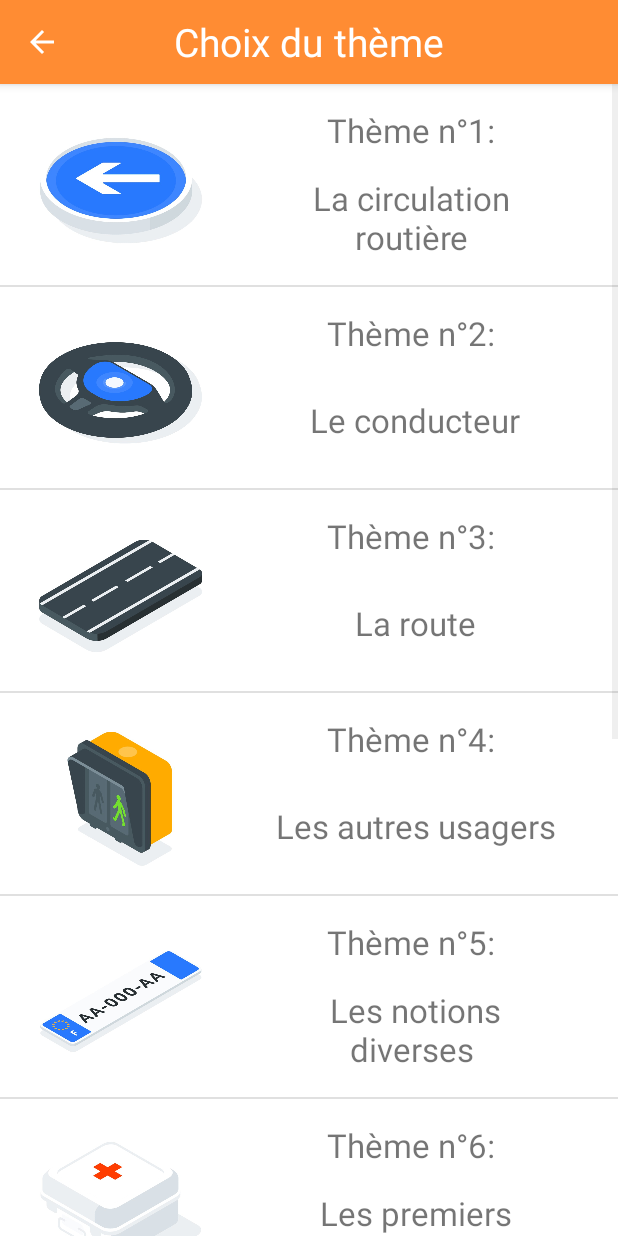
After one commit to Sharan1E/Code_De_La_Route, an Android app: the Theme_Choice_Activity screen opened directly, with no data from a screen before it, on a phone screen of 412 x 824 dp. The commit adds this screen. Run offline under Robolectric (Android 15) with nearby library versions, the phone set to English and light mode, and no system bars.

Commit message:
training activity finish - sharan

```diff
--- /dev/null
+++ b/app/src/main/java/com/example/code_de_la_route/CustomListAdapter.java
@@ -0,0 +1,80 @@
+package com.example.code_de_la_route;
+
+import android.content.Context;
+import android.util.Log;
+import android.view.LayoutInflater;
+import android.view.View;
+import android.view.ViewGroup;
+import android.widget.BaseAdapter;
+import android.widget.ImageView;
+import android.widget.ListView;
+import android.widget.TextView;
+import java.util.List;
+
+public class CustomListAdapter  extends BaseAdapter {
+
+    private List<Listview_element> listData;
+    private LayoutInflater layoutInflater;
+    private Context context;
+
+    public CustomListAdapter(Context aContext,  List<Listview_element> listData) {
+        this.context = aContext;
+        this.listData = listData;
+        layoutInflater = LayoutInflater.from(aContext);
+    }
+
+    @Override
+    public int getCount() {
+        return listData.size();
+    }
+
+    @Override
+    public Object getItem(int position) {
+        return listData.get(position);
+    }
+
+    @Override
+    public long getItemId(int position) {
+        return position;
+    }
+
+    public View getView(int position, View convertView, ViewGroup parent) {
+        ViewHolder holder;
+        if (convertView == null) {
+            convertView = layoutInflater.inflate(R.layout.listview_layout, null);
+            holder = new ViewHolder();
+            holder.flagView = (ImageView) convertView.findViewById(R.id.imageView_flag);
+            holder.countryNameView = (TextView) convertView.findViewById(R.id.textView_theme_description);
+            holder.populationView = (TextView) convertView.findViewById(R.id.textView_theme_number);
+            convertView.setTag(holder);
+        } else {
+            holder = (ViewHolder) convertView.getTag();
+        }
+
+        Listview_element country = this.listData.get(position);
+        holder.countryNameView.setText(country.getThemeName());
+        holder.populationView.setText(country.getThemeNumber());
+
+        int imageId = this.getMipmapResIdByName(country.getThemelogoName());
+
+        holder.flagView.setImageResource(imageId);
+
+        return convertView;
+    }
+
+    // Find Image ID corresponding to the name of the image (in the directory mipmap).
+    public int getMipmapResIdByName(String resName)  {
+        String pkgName = context.getPackageName();
+        // Return 0 if not found.
+        int resID = context.getResources().getIdentifier(resName , "drawable", pkgName);
+        Log.i("CustomListView", "Res Name: "+ resName+"==> Res ID = "+ resID);
+        return resID;
+    }
+
+    static class ViewHolder {
+        ImageView flagView;
+        TextView countryNameView;
+        TextView populationView;
+    }
+
+}
--- a/app/src/main/java/com/example/code_de_la_route/Informations_Activity.java
+++ b/app/src/main/java/com/example/code_de_la_route/Informations_Activity.java
@@ -16,7 +16,7 @@ public class Informations_Activity extends AppCompatActivity {
     protected void onCreate(Bundle savedInstanceState) {
         super.onCreate(savedInstanceState);
 
-        Objects.requireNonNull(getSupportActionBar()).setBackgroundDrawable(new ColorDrawable(getResources().getColor(R.color.orange)));
+        Objects.requireNonNull(getSupportActionBar()).setBackgroundDrawable(new ColorDrawable(getResources(). getColor(R.color.orange)));
 
         getSupportActionBar().setDisplayOptions(ActionBar.DISPLAY_SHOW_CUSTOM);
         getSupportActionBar().setCustomView(R.layout.actionbar_info_activity_title_layout);
--- /dev/null
+++ b/app/src/main/java/com/example/code_de_la_route/Listview_element.java
@@ -0,0 +1,38 @@
+package com.example.code_de_la_route;
+
+public class Listview_element {
+    private String themeName;
+    private String themeNumber;
+
+    // Image name (Without extension)
+    private String themelogoName;
+
+    public Listview_element(String themeNumber, String themeName, String themelogoName) {
+        this.themeName = themeName;
+        this.themelogoName = themelogoName;
+        this.themeNumber = themeNumber;
+    }
+
+    public String getThemeNumber() {
+        return themeNumber;
+    }
+
+    public void setThemeNumber(String themeNumber) { this.themeNumber = themeNumber;}
+
+    public String getThemeName() {
+        return themeName;
+    }
+
+    public void setThemeName(String themeName) {
+        this.themeName = themeName;
+    }
+
+    public String getThemelogoName() {
+        return themelogoName;
+    }
+
+    public void setThemelogoName(String themelogoName) {
+        this.themelogoName = themelogoName;
+    }
+
+}
--- a/app/src/main/java/com/example/code_de_la_route/MainActivity.java
+++ b/app/src/main/java/com/example/code_de_la_route/MainActivity.java
@@ -1,7 +1,6 @@
 package com.example.code_de_la_route;
 
 import android.content.Intent;
-import android.graphics.drawable.ColorDrawable;
 import android.os.Bundle;
 import android.widget.Button;
 
@@ -15,12 +14,20 @@ public class MainActivity extends AppCompatActivity {
         super.onCreate(savedInstanceState);
         setContentView(R.layout.activity_main);
 
-        Button button = findViewById(R.id.button_info_from_home_page);
-        button.setOnClickListener(view -> openInformationsActivity());
+        Button info_button = findViewById(R.id.button_info_from_home_page);
+        info_button.setOnClickListener(view -> openInformationsActivity());
+
+        Button training_button = findViewById(R.id.button_training_from_home_page);
+        training_button.setOnClickListener(view -> openThemeChoiceActivity());
     }
 
     public void openInformationsActivity(){
         Intent intent = new Intent(MainActivity.this,Informations_Activity.class);
         startActivity(intent);
     }
+
+    public void openThemeChoiceActivity(){
+        Intent intent = new Intent(MainActivity.this,Theme_Choice_Activity.class);
+        startActivity(intent);
+    }
 }
--- /dev/null
+++ b/app/src/main/java/com/example/code_de_la_route/Theme_Choice_Activity.java
@@ -0,0 +1,81 @@
+package com.example.code_de_la_route;
+
+import androidx.appcompat.app.ActionBar;
+import androidx.appcompat.app.AppCompatActivity;
+
+import android.content.Intent;
+import android.graphics.drawable.ColorDrawable;
+import android.os.Bundle;
+import android.view.MenuItem;
+import android.widget.ListView;
+import android.widget.Toast;
+import java.util.ArrayList;
+import java.util.List;
+import java.util.Objects;
+
+public class Theme_Choice_Activity extends AppCompatActivity {
+
+    @Override
+    protected void onCreate(Bundle savedInstanceState) {
+        super.onCreate(savedInstanceState);
+
+        Objects.requireNonNull(getSupportActionBar()).setBackgroundDrawable(new ColorDrawable(getResources(). getColor(R.color.orange)));
+
+        getSupportActionBar().setDisplayOptions(ActionBar.DISPLAY_SHOW_CUSTOM);
+        getSupportActionBar().setCustomView(R.layout.actionbar_theme_choice_activity_title_layout);
+        getSupportActionBar().setDisplayHomeAsUpEnabled(true);
+
+        setContentView(R.layout.activity_theme_choice);
+
+
+        List <Listview_element> image_details = getListData();
+        final ListView listView = findViewById(R.id.listView);
+        listView.setAdapter(new CustomListAdapter(this, image_details));
+
+        // When the user clicks on the ListItem
+        listView.setOnItemClickListener((a, v, position, id) -> {
+            Object o = listView.getItemAtPosition(position);
+            Listview_element country = (Listview_element) o;
+            Toast.makeText(Theme_Choice_Activity.this, "Selected :" + " " + country, Toast.LENGTH_LONG).show();
+        });
+    }
+
+    private  List<Listview_element> getListData() {
+        List<Listview_element> list = new ArrayList<>();
+        Listview_element theme1 = new Listview_element("Thème n°1:", "La circulation routière", "theme1_circulation_routiere");
+        Listview_element theme2 = new Listview_element("Thème n°2:"," Le conducteur", "theme2_conducteur");
+        Listview_element theme3 = new Listview_element("Thème n°3:"," La route", "theme3_route");
+        Listview_element theme4 = new Listview_element("Thème n°4:"," Les autres usagers", "theme4_autres_usagers");
+        Listview_element theme5 = new Listview_element("Thème n°5:"," Les notions diverses", "theme5_notions_diverses");
+        Listview_element theme6 = new Listview_element("Thème n°6:"," Les premiers secours", "theme6_premiers_secours");
+        Listview_element theme7 = new Listview_element("Thème n°7:"," Prendre et quitter son véhicule", "theme7_prendre_quitter_vehicule");
+        Listview_element theme8 = new Listview_element("Thème n°8:"," La mécanique et les équipements", "theme8_mecanique_equipement");
+        Listview_element theme9 = new Listview_element("Thème n°9:"," La sécurité du passager et du véhicule", "theme9_securite_passager_vehicule");
+        Listview_element theme10 = new Listview_element("Thème n°10:"," L'environnement", "theme10_environnement");
+
+
+        list.add(theme1);
+        list.add(theme2);
+        list.add(theme3);
+        list.add(theme4);
+        list.add(theme5);
+        list.add(theme6);
+        list.add(theme7);
+        list.add(theme8);
+        list.add(theme9);
+        list.add(theme10);
+
+        return list;
+    }
+
+    @Override
+    public boolean onOptionsItemSelected(MenuItem item){
+        if (item.getItemId() == android.R.id.home) {
+            Intent intent = new Intent(Theme_Choice_Activity.this, MainActivity.class);
+            intent.addFlags(Intent.FLAG_ACTIVITY_CLEAR_TOP);
+            startActivity(intent);
+            return true;
+        }
+        return super.onOptionsItemSelected(item);
+    }
+}
--- /dev/null
+++ b/app/src/main/res/layout/actionbar_theme_choice_activity_title_layout.xml
@@ -0,0 +1,16 @@
+<?xml version="1.0" encoding="utf-8"?>
+<LinearLayout xmlns:android="http://schemas.android.com/apk/res/android"
+    android:layout_width="wrap_content"
+    android:layout_height="wrap_content"
+    android:orientation="vertical"
+    android:layout_gravity="center">
+
+    <androidx.appcompat.widget.AppCompatTextView
+        android:layout_width="wrap_content"
+        android:layout_height="wrap_content"
+        android:text="@string/title_theme_choice"
+        android:gravity="center"
+        android:textSize="26sp"
+        android:textColor="#FFF"/>
+
+</LinearLayout>
--- /dev/null
+++ b/app/src/main/res/layout/activity_theme_choice.xml
@@ -0,0 +1,18 @@
+<?xml version="1.0" encoding="utf-8"?>
+<androidx.constraintlayout.widget.ConstraintLayout
+    xmlns:android="http://schemas.android.com/apk/res/android"
+    xmlns:app="http://schemas.android.com/apk/res-auto"
+    xmlns:tools="http://schemas.android.com/tools"
+    android:layout_width="match_parent"
+    android:layout_height="match_parent"
+    tools:context=".MainActivity">
+
+    <ListView
+        android:id="@+id/listView"
+        android:layout_width="0dp"
+        android:layout_height="0dp"
+        app:layout_constraintBottom_toBottomOf="parent"
+        app:layout_constraintEnd_toEndOf="parent"
+        app:layout_constraintStart_toStartOf="parent"
+        app:layout_constraintTop_toTopOf="parent" />
+</androidx.constraintlayout.widget.ConstraintLayout>
--- /dev/null
+++ b/app/src/main/res/layout/listview_layout.xml
@@ -0,0 +1,70 @@
+<?xml version="1.0" encoding="utf-8"?>
+<androidx.constraintlayout.widget.ConstraintLayout xmlns:android="http://schemas.android.com/apk/res/android"
+    xmlns:app="http://schemas.android.com/apk/res-auto"
+    xmlns:tools="http://schemas.android.com/tools"
+    android:layout_width="match_parent"
+    android:layout_height="match_parent">
+
+    <ImageView
+        android:id="@+id/imageView_flag"
+        android:layout_width="110sp"
+        android:layout_height="90sp"
+        android:layout_marginTop="26dp"
+        app:layout_constraintStart_toStartOf="@+id/guideline1"
+        app:layout_constraintEnd_toEndOf="@+id/guideline2"
+        app:layout_constraintTop_toTopOf="parent"
+        app:srcCompat="@drawable/ic_launcher_foreground"
+        tools:ignore="VectorDrawableCompat" />
+
+    <TextView
+        android:id="@+id/textView_theme_number"
+        android:layout_width="233dp"
+        android:layout_height="28dp"
+        android:layout_marginTop="16dp"
+        android:gravity="center"
+        android:text="Theme_number"
+        android:textSize="22sp"
+        app:layout_constraintEnd_toEndOf="@+id/guideline4"
+        app:layout_constraintStart_toStartOf="@+id/guideline3"
+        app:layout_constraintTop_toTopOf="parent" />
+
+    <TextView
+        android:id="@+id/textView_theme_description"
+        android:layout_width="200dp"
+        android:layout_height="90dp"
+        android:gravity="center"
+        android:text="Theme_Description"
+        android:textSize="22sp"
+        app:layout_constraintEnd_toEndOf="@+id/guideline4"
+        app:layout_constraintStart_toStartOf="@+id/guideline3"
+        app:layout_constraintTop_toBottomOf="@+id/textView_theme_number" />
+
+    <androidx.constraintlayout.widget.Guideline
+        android:id="@+id/guideline1"
+        android:layout_width="wrap_content"
+        android:layout_height="wrap_content"
+        android:orientation="vertical"
+        app:layout_constraintGuide_percent="0.05" />
+
+    <androidx.constraintlayout.widget.Guideline
+        android:id="@+id/guideline2"
+        android:layout_width="wrap_content"
+        android:layout_height="wrap_content"
+        android:orientation="vertical"
+        app:layout_constraintGuide_percent="0.34" />
+
+    <androidx.constraintlayout.widget.Guideline
+        android:id="@+id/guideline3"
+        android:layout_width="wrap_content"
+        android:layout_height="wrap_content"
+        android:orientation="vertical"
+        app:layout_constraintGuide_percent="0.38" />
+
+    <androidx.constraintlayout.widget.Guideline
+        android:id="@+id/guideline4"
+        android:layout_width="wrap_content"
+        android:layout_height="wrap_content"
+        android:orientation="vertical"
+        app:layout_constraintGuide_percent="0.95" />
+
+</androidx.constraintlayout.widget.ConstraintLayout>
--- a/app/src/main/res/values/strings.xml
+++ b/app/src/main/res/values/strings.xml
@@ -2,9 +2,9 @@
 
     <!-- Main_Acitivity -->
     <string name="ingame_app_name">MISSION CODE</string>
-    <string name= "first_page_traning_button" >Entrainement</string>
-    <string name= "first_page_exam_button" >Examen Blanc</string>
-    <string name= "first_page_info_button" >i</string>
+    <string name="first_page_traning_button">Entrainement</string>
+    <string name="first_page_exam_button">Examen Blanc</string>
+    <string name="first_page_info_button">i</string>
     <string name="app_logo">Logo_appli</string>
 
     <!-- Info_Acitivity -->
@@ -16,4 +16,8 @@
     <string name="info_page_text_part5">&amp;</string>
     <string name="info_page_text_part6">Dans le cadre de l\'unité IHM</string>
 
+    <!-- Theme_Choice_Acitivity -->
+    <string name="title_theme_choice">Choix du thème</string>
+
+
 </resources>
```
Also changed, not shown: app/src/main/AndroidManifest.xml (+7 -4 lines).
